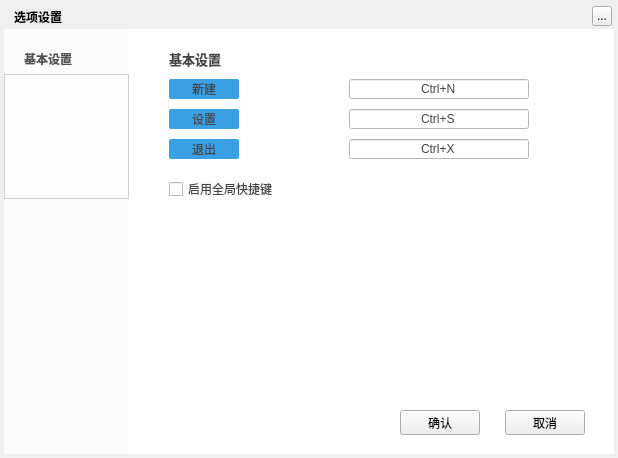
Qt form TTKModule/TTKWidget/downloadUiKits/downloadsettingwidget.ui (Greedysky/TTKDownloader) before a commit.
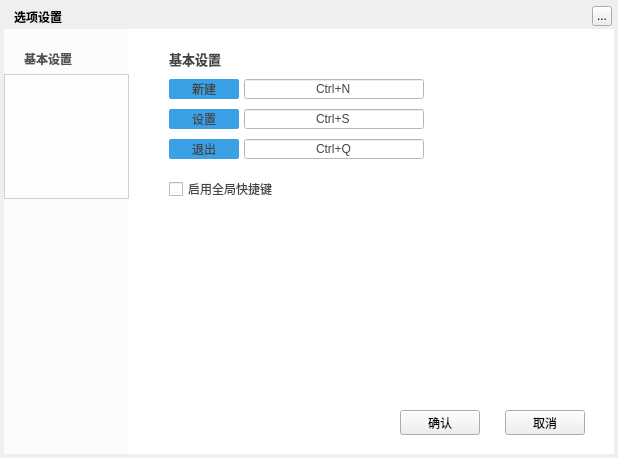
The same form after that commit. The open tabs and pages were chosen to show the change. Custom widgets are drawn as their Qt base class.

Patch:
```diff
--- a/TTKModule/TTKWidget/downloadUiKits/downloadsettingwidget.ui
+++ b/TTKModule/TTKWidget/downloadUiKits/downloadsettingwidget.ui
@@ -292,7 +292,7 @@
     <widget class="DownloadGlobalHotKeyEdit" name="item_S01">
      <property name="geometry">
       <rect>
-       <x>205</x>
+       <x>100</x>
        <y>50</y>
        <width>180</width>
        <height>20</height>
@@ -330,7 +330,7 @@
     <widget class="DownloadGlobalHotKeyEdit" name="item_S02">
      <property name="geometry">
       <rect>
-       <x>205</x>
+       <x>100</x>
        <y>80</y>
        <width>180</width>
        <height>20</height>
@@ -368,7 +368,7 @@
     <widget class="DownloadGlobalHotKeyEdit" name="item_S03">
      <property name="geometry">
       <rect>
-       <x>205</x>
+       <x>100</x>
        <y>110</y>
        <width>180</width>
        <height>20</height>
@@ -378,7 +378,7 @@
       <string notr="true">background:white;</string>
      </property>
      <property name="text">
-      <string>Ctrl+X</string>
+      <string>Ctrl+Q</string>
      </property>
      <property name="alignment">
       <set>Qt::AlignCenter</set>
@@ -784,16 +784,16 @@
   <zorder>cancelButton</zorder>
  </widget>
  <customwidgets>
-  <customwidget>
-   <class>DownloadFunctionTableWidget</class>
-   <extends>QTableWidget</extends>
-   <header location="global">downloadsettingwidget.h</header>
-  </customwidget>
   <customwidget>
    <class>TTKThemeLineLabel</class>
    <extends>QLabel</extends>
    <header>ttkthemelinelabel.h</header>
   </customwidget>
+  <customwidget>
+   <class>DownloadFunctionTableWidget</class>
+   <extends>QTableWidget</extends>
+   <header location="global">downloadsettingwidget.h</header>
+  </customwidget>
   <customwidget>
    <class>DownloadGlobalHotKeyEdit</class>
    <extends>QLineEdit</extends>
```
Left out of the diff: 12 changed lines with no effect on the pictures.
